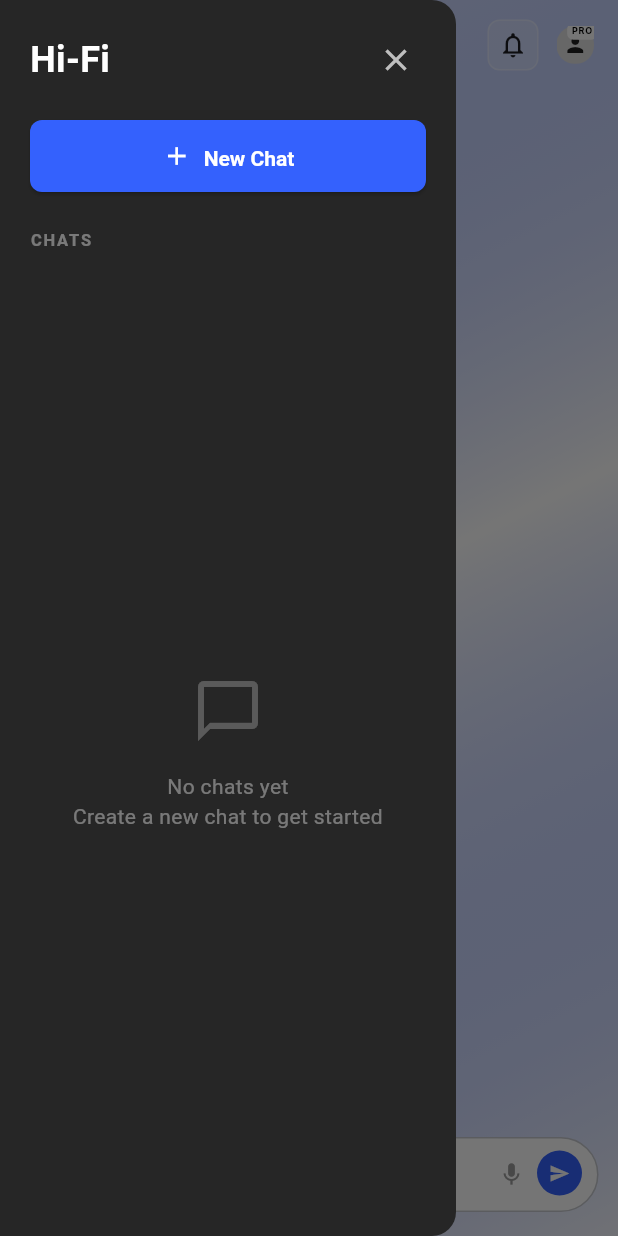
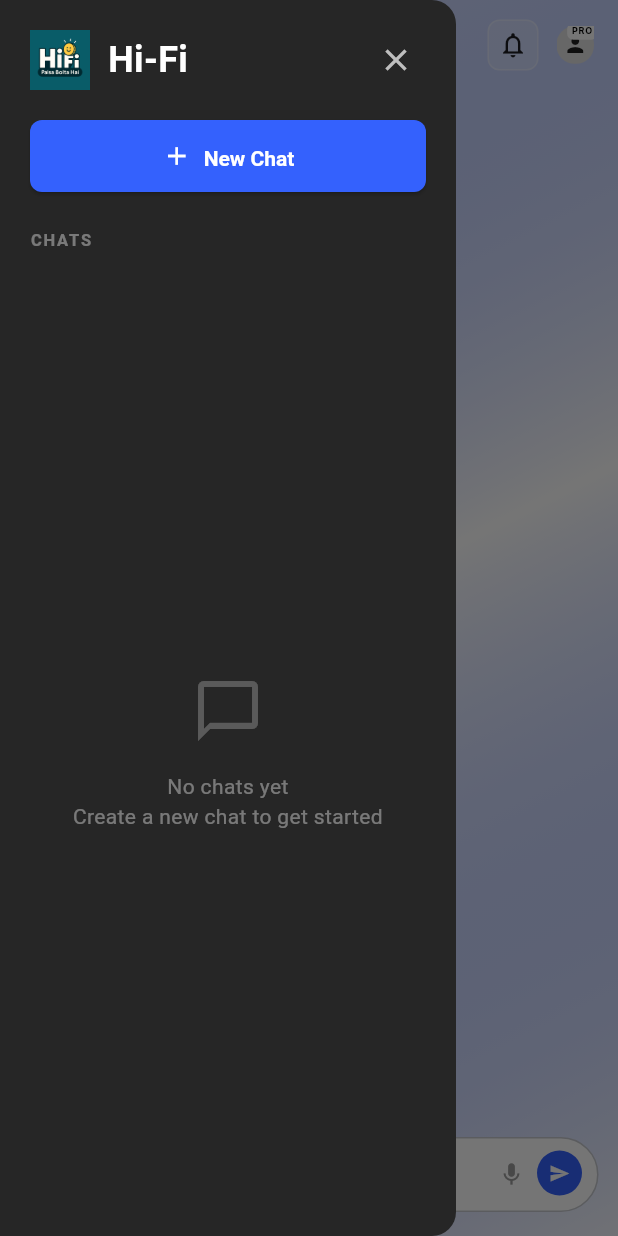
Before and after one commit to HiFinance-pvt/hifi-mobile, a Flutter app: the ChatView screen opened by its route, with the side drawer open, on a phone screen of 412 x 824 dp. Run offline on Flutter 3.47's test engine with Material 3 defaults, Android fonts, the phone set to English and light mode, and no system bars; our stand-ins replace dio, firebase_auth, firebase_core, flutter_keyboard_visibility, flutter_markdown, flutter_svg and 3 more; accounts and stored records are empty; Roboto replaces fonts that are missing (Inter, Montserrat).

Commit message:
feat: add app logo branding
- Added HiFi logo to drawer header
- Updated Android launcher icons with app logo
- Updated iOS app icon with app logo
- Replaced Flutter default icon with custom branding

```diff
--- a/lib/shared/widgets/sessions_drawer.dart
+++ b/lib/shared/widgets/sessions_drawer.dart
@@ -32,6 +32,12 @@ class SessionsDrawer extends GetView<SessionController> {
               padding: const EdgeInsets.fromLTRB(20, 16, 16, 16),
               child: Row(
                 children: [
+                  Image.asset(
+                    'assets/images/hifi_logo.png',
+                    width: 40,
+                    height: 40,
+                  ),
+                  const SizedBox(width: 12),
                   const Text(
                     'Hi-Fi',
                     style: TextStyle(
```
Also changed, not shown: assets/images/hifi_logo.png (renamed from assets/images/hifi_logo1.webp), 6 other files.
